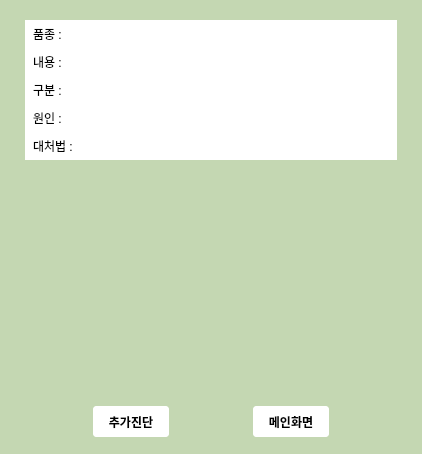
First picture: the form in UI/DialogResult.ui, repository song030/CropFairy, before the edit.
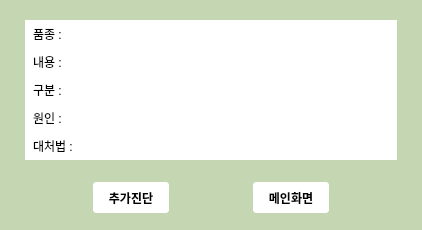
Second picture: the form after the edit.

What changed in the file:
```diff
--- a/UI/DialogResult.ui
+++ b/UI/DialogResult.ui
@@ -10,13 +10,13 @@
     <x>0</x>
     <y>0</y>
     <width>422</width>
-    <height>454</height>
+    <height>230</height>
    </rect>
   </property>
   <property name="minimumSize">
    <size>
     <width>300</width>
-    <height>300</height>
+    <height>200</height>
    </size>
   </property>
   <property name="windowTitle">
```
